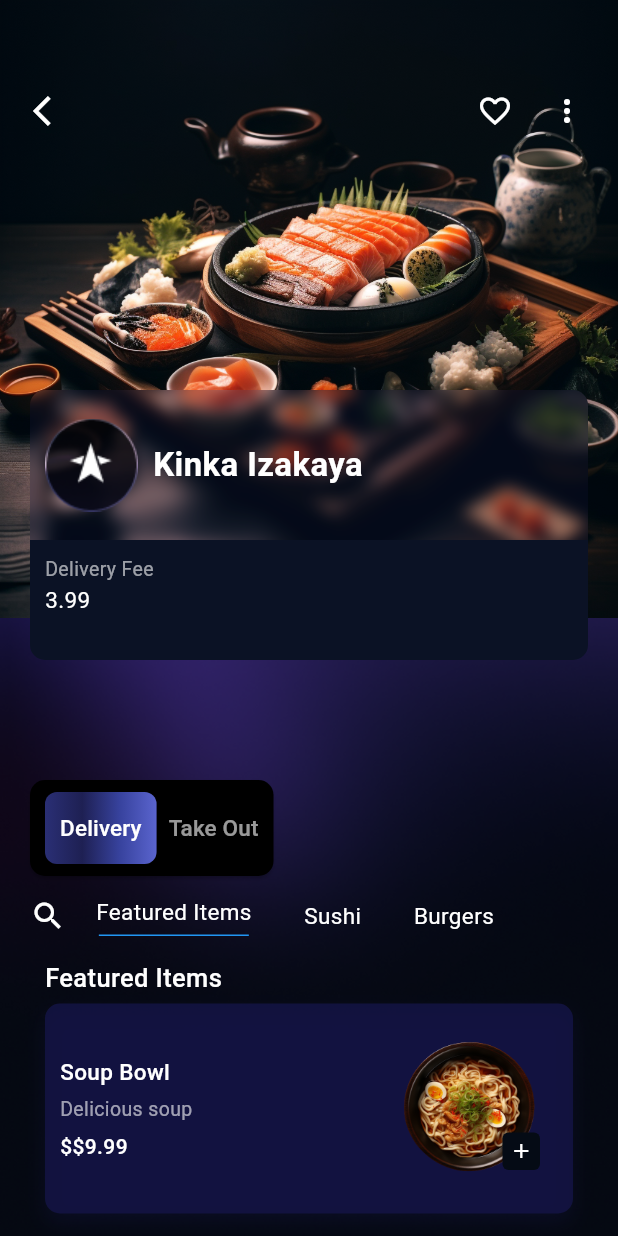
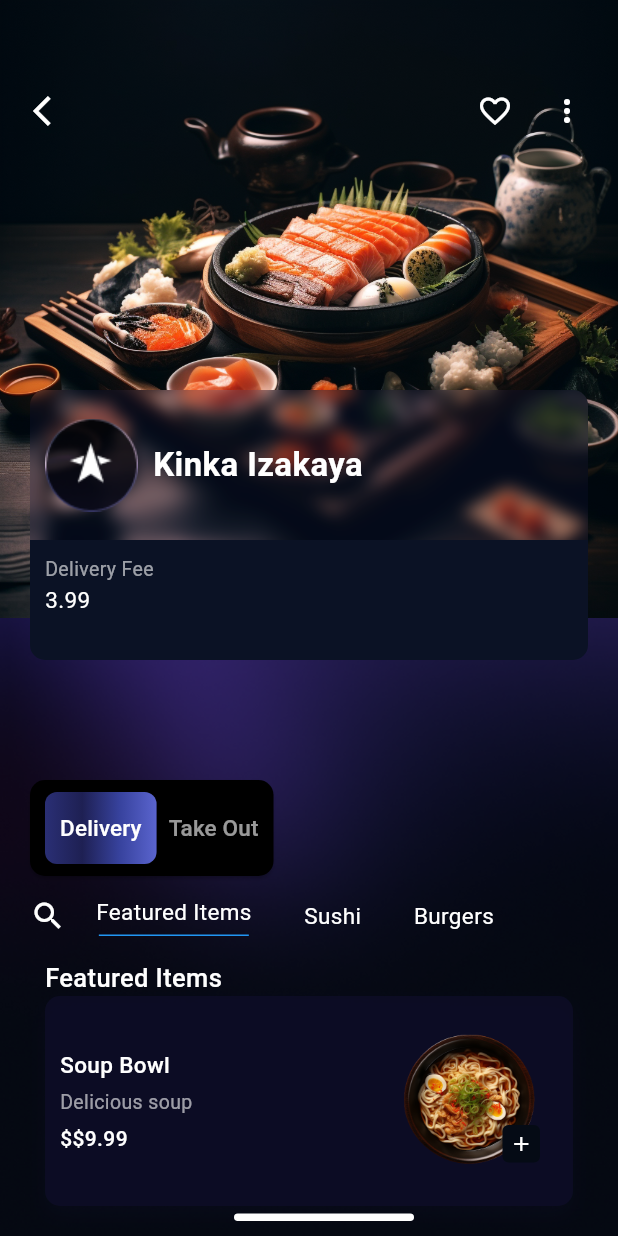
Before and after one commit to adeenazara2002/Flutter-final-hackathon, a Flutter app: the screen it shows after launch, on a phone screen of 412 x 824 dp. Run offline on Flutter 3.47's test engine with Material 3 defaults, Android fonts, the phone set to English and light mode, and no system bars.

Commit message:
Restaurant Screen

```diff
--- a/lib/Screens/Restaurant/productItem.dart
+++ b/lib/Screens/Restaurant/productItem.dart
@@ -16,14 +16,14 @@
   @override
   Widget build(BuildContext context) {
     return Container(
-      margin: EdgeInsets.symmetric(vertical: 15, horizontal: 10),
+      margin: EdgeInsets.symmetric(vertical: 10, horizontal: 10),
       padding: EdgeInsets.all(10),
       decoration: BoxDecoration(
-        color: Color.fromARGB(255, 20, 20, 71).withOpacity(0.8),
+        color: Color.fromARGB(255, 13, 13, 39).withOpacity(0.8),
         borderRadius: BorderRadius.circular(10),
         boxShadow: [
           BoxShadow(
-            color: Color.fromARGB(255, 20, 20, 71).withOpacity(0.3),
+            color: Color.fromARGB(255, 13, 13, 39).withOpacity(0.3),
             offset: Offset(0, 6),
             blurRadius: 10,
           ),
@@ -63,7 +63,6 @@
               ),
             ],
           ),
-
           Stack(
             children: [
               ClipRRect(
@@ -79,8 +78,7 @@
                 bottom: 19,
                 right: 12,
                 child: GestureDetector(
-                  onTap: () {
-                  },
+                  onTap: () {},
                   child: Container(
                     width: 25,
                     height: 25,
@@ -96,6 +94,8 @@
                   ),
                 ),
               ),
+
+
             ],
           ),
         ],
--- a/lib/Screens/Restaurant/restaurant.dart
+++ b/lib/Screens/Restaurant/restaurant.dart
@@ -254,7 +254,7 @@
               ),
             ),
             Positioned(
-              bottom: 0,
+              bottom: 10,
               left: 20,
               right: 20,
               child: Column(
@@ -274,6 +274,23 @@
                   // ),
                   // Add more ProductItems as needed
                 ],
+              ),
+            ),
+          SizedBox(height: 10,),
+            Align(
+              alignment: Alignment.bottomCenter,
+              child: Container(
+                margin: const EdgeInsets.only(bottom: 10, left: 20),
+                width: 120,
+                height: 5,
+                decoration: BoxDecoration(
+                    color: Color.fromRGBO(255, 255, 255, 1),
+
+                  borderRadius: BorderRadius.circular(20),
+                  border: Border.all(
+                    color: Color.fromRGBO(255, 255, 255, 1),
+                  ),
+                ),
               ),
             ),
           ],
```
